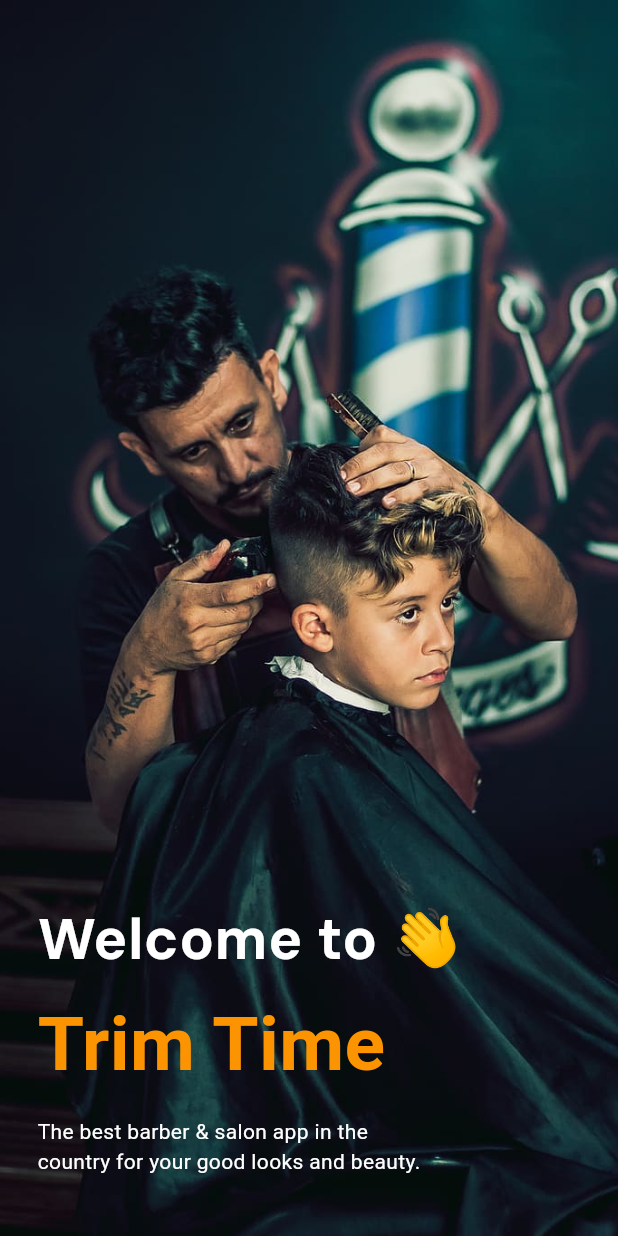
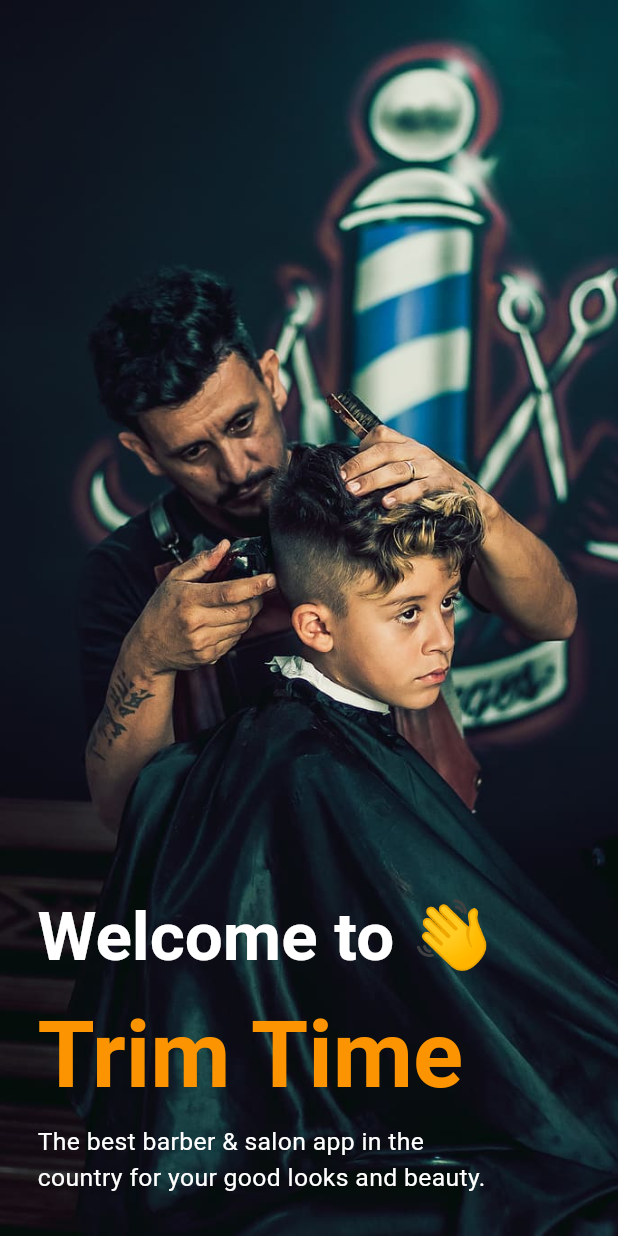
Before and after one commit to MahnoorWaseem/TrimTime-Flutter, a Flutter app: the WelcomeScreen screen opened directly, on a phone screen of 412 x 824 dp. Run offline on Flutter 3.47's test engine with Material 3 defaults, Android fonts, the phone set to English and light mode, and no system bars; drawn by our look-alikes of animated_text_kit, flutter_animate; our stand-ins replace carousel_slider, firebase_core, flutter_spinkit, smooth_page_indicator; accounts and stored records are empty.

Commit message:
(feat): add sign in screen and text animation.

```diff
--- a/lib/main.dart
+++ b/lib/main.dart
@@ -4,10 +4,12 @@ import 'package:provider/provider.dart';
 import 'package:trim_time/views/onBoardingScreens/get_started_screen.dart';
 import 'package:trim_time/views/onBoardingScreens/loading_screen.dart';
 import 'package:trim_time/views/onBoardingScreens/welcome_screen.dart';
+import 'package:trim_time/views/sign_in.dart';
 
 import 'firebase/config/firebase_options.dart';
 import 'providers/sample_provider.dart';
 import 'views/home/home.dart';
+import 'views/sign_in.dart';
 
 void main() async {
   WidgetsFlutterBinding.ensureInitialized();
@@ -36,7 +38,7 @@ class MyApp extends StatelessWidget {
           colorScheme: ColorScheme.fromSeed(seedColor: Colors.deepPurple),
           useMaterial3: true,
         ),
-        home: Home(),
+        home: WelcomeScreen(),
         debugShowCheckedModeBanner: false,
 
       ),
--- a/lib/views/onBoardingScreens/welcome_screen.dart
+++ b/lib/views/onBoardingScreens/welcome_screen.dart
@@ -1,4 +1,7 @@
+import 'package:animated_text_kit/animated_text_kit.dart';
 import 'package:flutter/material.dart';
+import 'package:flutter/widgets.dart';
+import 'package:flutter_animate/flutter_animate.dart';
 import 'package:trim_time/colors/custom_colors.dart';
 import 'package:trim_time/views/onBoardingScreens/get_started_screen.dart';
 
@@ -7,6 +10,8 @@ class WelcomeScreen extends StatelessWidget {
 
   @override
   Widget build(BuildContext context) {
+    double screenWidth = MediaQuery.of(context).size.width;
+    double screenHeight = MediaQuery.of(context).size.height;
     return Scaffold(
       body: InkWell(
         onTap: () {
@@ -17,42 +22,77 @@ class WelcomeScreen extends StatelessWidget {
         },
         child: Container(
           alignment: Alignment.bottomLeft,
-          padding: EdgeInsets.only(bottom: 40, left: 25),
+          padding: const EdgeInsets.only(bottom: 20, left: 25),
           decoration: const BoxDecoration(
             image: DecorationImage(
               image: AssetImage('assets/images/welcome_bg.jpg'),
               fit: BoxFit.cover,
             ),
           ),
-          child: const Column(
-            mainAxisAlignment: MainAxisAlignment.end,
+          child: Container(
+            height: screenHeight * .25,
+            child: Column(
+              mainAxisAlignment: MainAxisAlignment.start,
               crossAxisAlignment: CrossAxisAlignment.start,
               children: [
-              Text(
-                'Welcome to 👋 ',
+                DefaultTextStyle(
                   style: TextStyle(
                       color: CustomColors.white,
-                    fontSize: 38,
-                    fontWeight: FontWeight.w700,
-                    fontFamily: 'dmsans'),
+                      fontSize: screenWidth * .109,
+                      fontWeight: FontWeight.bold),
+                  child: AnimatedTextKit(
+                    totalRepeatCount: 1,
+                    animatedTexts: [
+                      TyperAnimatedText(
+                        'Welcome to 👋 ',
+                        speed: const Duration(milliseconds: 100),
+                      ),
+                    ],
+                    onTap: () {
+                      print("Tap Event");
+                    },
+                  ),
                 ),
                 SizedBox(
-                height: 7,
+                  height: screenHeight * 0.02,
                 ),
-              Text(
-                'Trim Time',
+                Container(
+                  height: screenHeight * .1,
+                  child: DefaultTextStyle(
                     style: TextStyle(
+                      fontSize: screenWidth * 0.15,
                       color: CustomColors.peelOrange,
-                    fontSize: 50,
                       fontWeight: FontWeight.bold,
-                    fontFamily: ''),
                     ),
-              SizedBox(height: 12),
-              Text(
+                    child: Animate(
+                      effects: [
+                        FadeEffect(
+                          delay: 1000.ms,
+                        ),
+                        const ScaleEffect(alignment: Alignment.centerLeft)
+                      ],
+                      child: const Text("Trim Time").animate(),
+                    ),
+                  ),
+                ),
+                SizedBox(
+                  height: screenHeight * 0.00,
+                ),
+                Animate(
+                  effects: [
+                        FadeEffect(
+                          delay: 1500.ms,
+                        ),
+                        const ScaleEffect(alignment: Alignment.centerLeft)
+                      ],
+                  child: Text(
                     "The best barber & salon app in the \ncountry for your good looks and beauty.",
-                style: TextStyle(color: CustomColors.white),
+                    style: TextStyle(
+                        color: CustomColors.white, fontSize: screenWidth * 0.04),
+                  ),
                 )
               ],
+            ),
           ),
         ),
       ),
--- a/pubspec.yaml
+++ b/pubspec.yaml
@@ -40,6 +40,8 @@ dependencies:
   flutter_spinkit: ^5.2.1
   carousel_slider: ^4.2.1
   smooth_page_indicator: ^1.1.0
+  animated_text_kit: ^4.2.2
+  flutter_animate: ^4.5.0
 
 dev_dependencies:
   flutter_test:
```
Also changed, not shown: lib/views/onBoardingScreens/get_started_screen.dart (+31 -16 lines), lib/views/sign_in.dart (added, +161 -0 lines), assets/images/google_logo.png (added), assets/images/signin_logo.png (added), pubspec.lock. Lines whose indentation alone changed are shown as unchanged.
